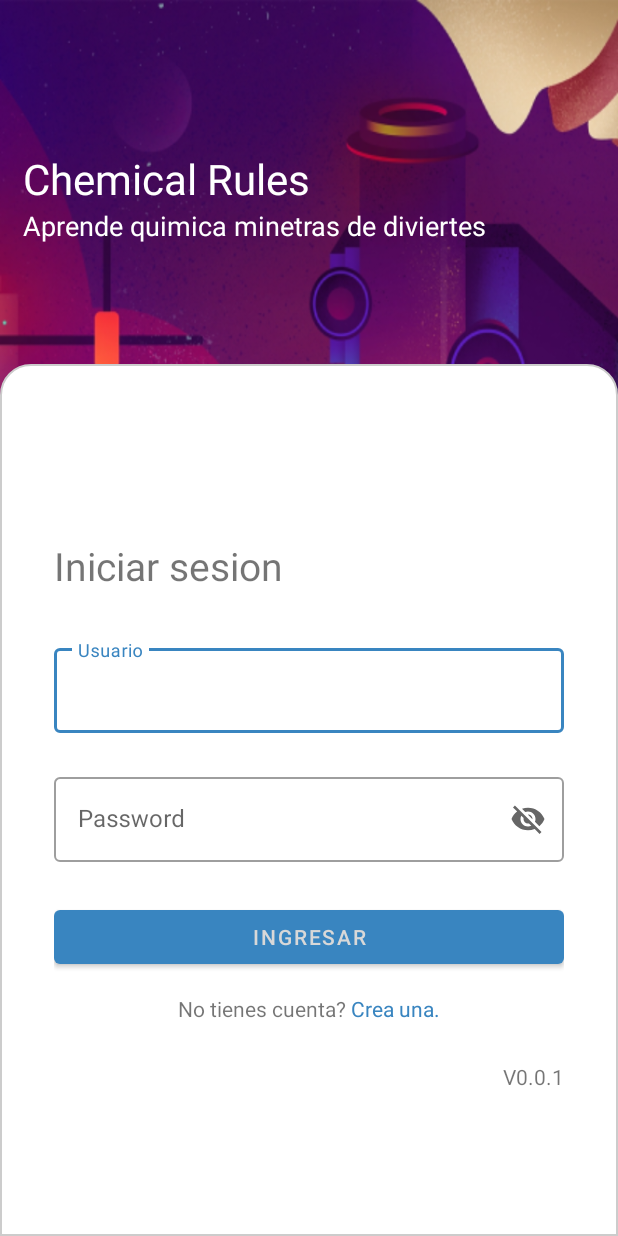
After one commit to dev-jackson/chemicalrule, an Android app: the LoginActivity screen opened directly, with no data from a screen before it, on a phone screen of 412 x 824 dp. The commit adds this screen. Run offline under Robolectric (Android 15) with nearby library versions, the phone set to English and light mode, and no system bars.

Commit message:
add colorVarianPrimary

```diff
--- a/app/src/main/AndroidManifest.xml
+++ b/app/src/main/AndroidManifest.xml
@@ -9,7 +9,9 @@
         android:roundIcon="@mipmap/ic_launcher_round"
         android:supportsRtl="true"
         android:theme="@style/Theme.ChemicalRule">
-        <activity android:name=".MainActivity"
+        <activity android:name=".LoginActivity"></activity>
+        <activity
+            android:name=".MainActivity"
             android:theme="@style/Theme_Splash">
             <intent-filter>
                 <action android:name="android.intent.action.MAIN" />
--- /dev/null
+++ b/app/src/main/java/com/example/chemicalrule/LoginActivity.java
@@ -0,0 +1,26 @@
+package com.example.chemicalrule;
+
+import androidx.appcompat.app.AppCompatActivity;
+
+import android.content.Intent;
+import android.os.Bundle;
+import android.view.View;
+import android.widget.Button;
+
+public class LoginActivity extends AppCompatActivity {
+
+    @Override
+    protected void onCreate(Bundle savedInstanceState) {
+        super.onCreate(savedInstanceState);
+        setContentView(R.layout.activity_login);
+//        Button btn_login = (Button) R.id.btn_login;
+    }
+
+    public void enter_activity_main(View view) {
+        Intent enter = new Intent(view.getContext(),MainActivity.class);
+        //enter.putExtra("name","Hello"); send data
+        //Bundle bundle = getIntent().getExtras();
+        // bundle.getString(name_key);
+        startActivity(enter);
+    }
+}
--- a/app/src/main/res/layout/activity_login.xml
+++ b/app/src/main/res/layout/activity_login.xml
@@ -17,11 +17,11 @@
         app:layout_constraintStart_toStartOf="parent"
         app:layout_constraintTop_toTopOf="parent"
         >
-<!--        <ImageView-->
-<!--            android:id="@+id/imageView2"-->
-<!--            android:layout_width="match_parent"-->
-<!--            android:layout_height="ma_content"-->
-<!--            app:srcCompat="@drawable/logo_chemical" />-->
+        <!--        <ImageView-->
+        <!--            android:id="@+id/imageView2"-->
+        <!--            android:layout_width="match_parent"-->
+        <!--            android:layout_height="ma_content"-->
+        <!--            app:srcCompat="@drawable/logo_chemical" />-->
         <LinearLayout
             android:layout_width="match_parent"
             android:layout_height="wrap_content"
@@ -104,11 +104,11 @@
                 </com.google.android.material.textfield.TextInputLayout>
 
                 <Button
-                    android:id="@+id/containedButton"
+                    android:id="@+id/btn_login"
                     android:layout_width="match_parent"
                     android:layout_height="wrap_content"
+                    android:layout_marginVertical="14dp"
                     android:gravity="center"
-                    android:layout_marginVertical="14dp"
                     android:padding="0dp"
                     android:text="Ingresar" />
                 <LinearLayout
--- a/app/src/main/res/values/themes.xml
+++ b/app/src/main/res/values/themes.xml
@@ -3,7 +3,7 @@
     <style name="Theme.ChemicalRule" parent="Theme.MaterialComponents.Light.NoActionBar">
         <!-- Primary brand color. -->
         <item name="colorPrimary">@color/blue_low</item>
-        <item name="colorPrimaryVariant">@color/teal_low</item>
+        <item name="colorPrimaryVariant">@color/black</item>
         <item name="colorOnPrimary">#D8D8D8</item>
         <!-- Secondary brand color. -->
         <item name="colorSecondary">@color/teal_200</item>
```
Also changed, not shown: 2 other files.
